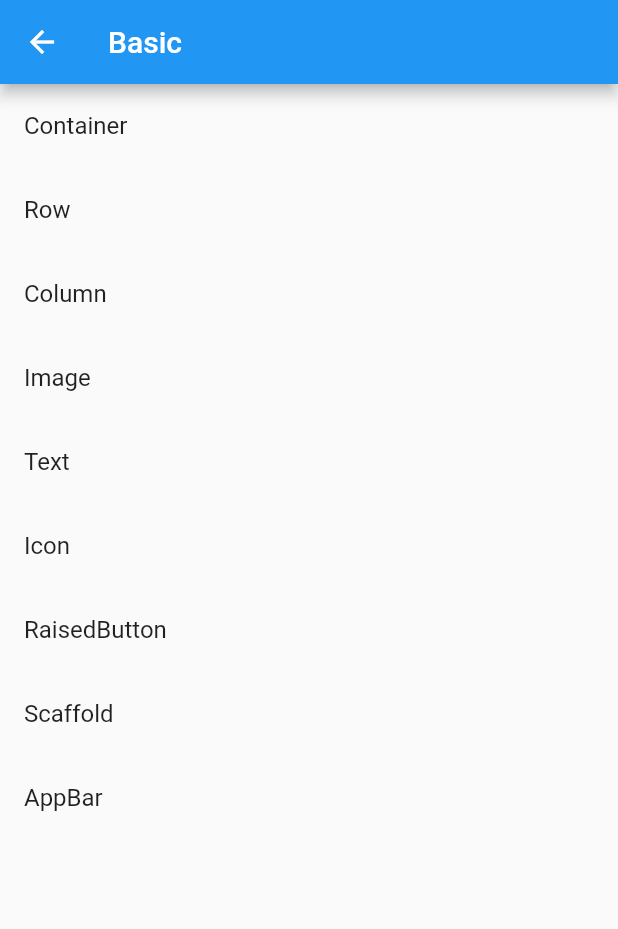
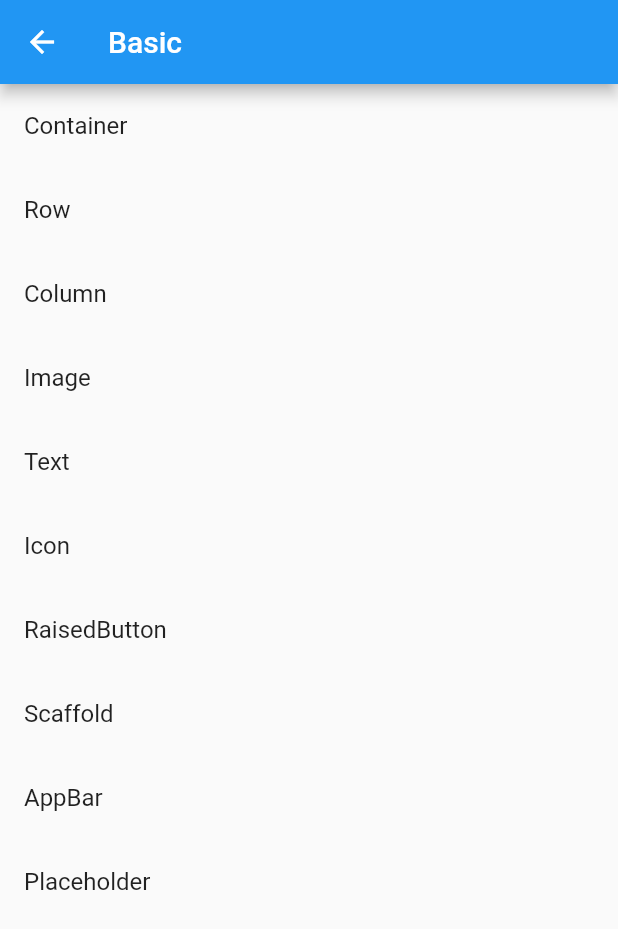
Before and after one commit to bakhtiararifinid/flutter-widgets, a Flutter app: the BasicPage screen opened by its route, on a phone screen of 412 x 824 dp. Shown: the top 929 px of the screen. Run offline on Flutter 3.47's test engine with Material 2 defaults, Android fonts, the phone set to English and light mode, and no system bars.

Commit message:
placeholder

```diff
--- a/lib/src/App.dart
+++ b/lib/src/App.dart
@@ -9,6 +9,7 @@ import 'package:flutter_widgets/src/pages/home.dart';
 import 'package:flutter_widgets/src/pages/icon_page.dart';
 import 'package:flutter_widgets/src/pages/image_page.dart';
 import 'package:flutter_widgets/src/pages/material_page.dart';
+import 'package:flutter_widgets/src/pages/placeholder_page.dart';
 import 'package:flutter_widgets/src/pages/raised_button_page.dart';
 import 'package:flutter_widgets/src/pages/row_page.dart';
 import 'package:flutter_widgets/src/pages/scaffold_page.dart';
@@ -34,6 +35,7 @@ class App extends StatelessWidget {
         '/text': (context) => TextPage(),
         '/icon': (context) => IconPage(),
         '/raised-button': (context) => RaisedButtonPage(),
+        '/placeholder': (context) => PlaceholderPage(),
         '/material-design': (context) => MaterialDesignPage(),
         '/scaffold': (context) => ScaffoldPage(),
         '/appbar': (context) => AppBarPage(),
--- a/lib/src/pages/basic_page.dart
+++ b/lib/src/pages/basic_page.dart
@@ -45,6 +45,10 @@ class BasicPage extends StatelessWidget {
             title: Text('AppBar'),
             onTap: () => Navigator.of(context).pushNamed('/appbar'),
           ),
+          ListTile(
+            title: Text('Placeholder'),
+            onTap: () => Navigator.of(context).pushNamed('/placeholder'),
+          ),
         ],
       ),
     );
```
Also changed, not shown: lib/src/pages/placeholder_page.dart (added, +22 -0 lines).
